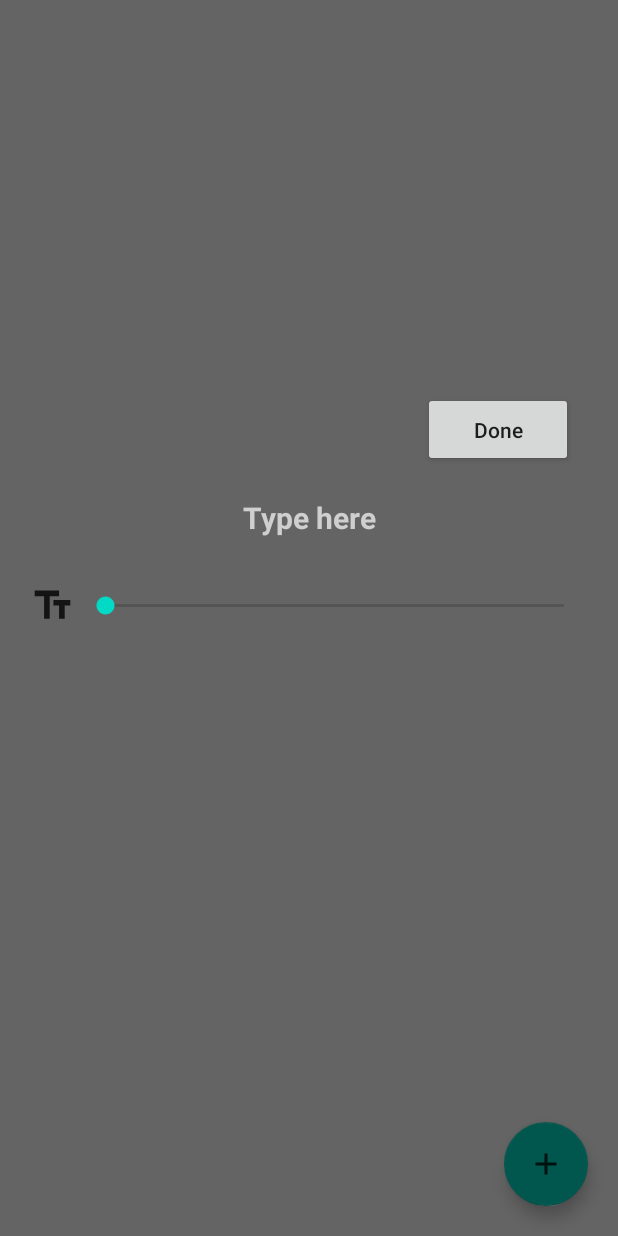
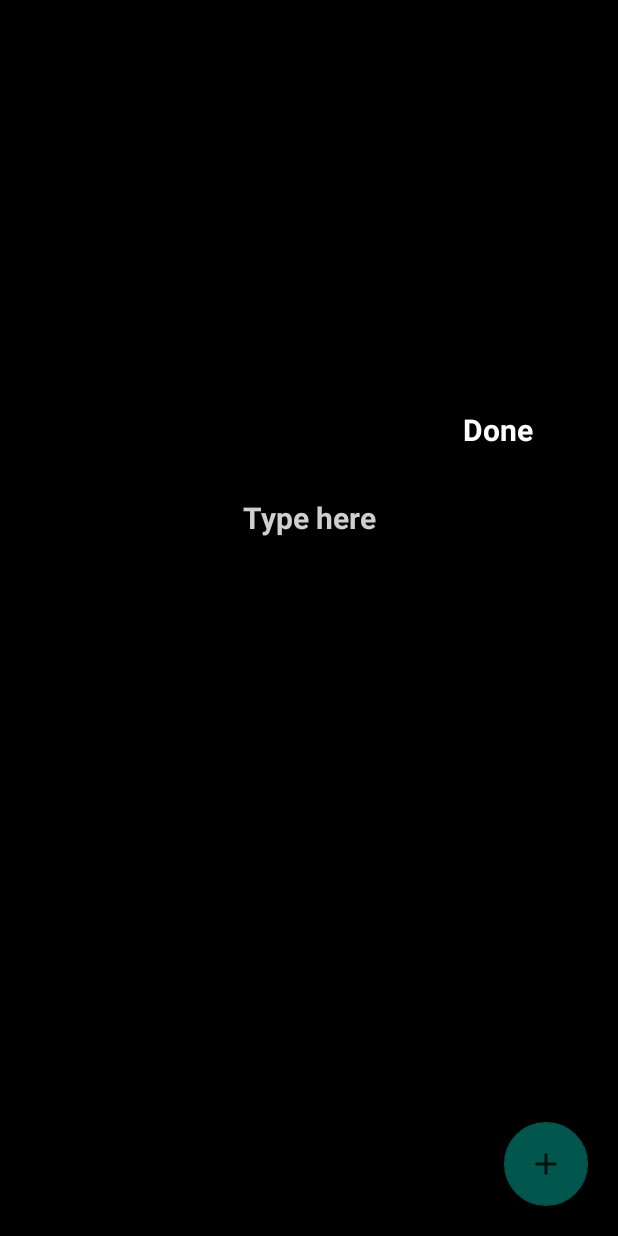
Before and after one commit to rdhanasekaran-dev/thamili-memes, an Android app: the TextViewOnImageFragment screen opened through its navigation route, after a tap on an icon or button, on a phone screen of 412 x 824 dp. Run offline under Robolectric (Android 15) with nearby library versions, the phone set to English and light mode, and no system bars; our stand-ins replace data binding; libraries missing offline, so code that uses them is left out: com.theartofdev.edmodo; 10 statements that could not run were skipped.

```diff
--- a/app/src/main/AndroidManifest.xml
+++ b/app/src/main/AndroidManifest.xml
@@ -14,17 +14,19 @@
         android:roundIcon="@mipmap/ic_launcher_round"
         android:supportsRtl="true"
         android:theme="@style/AppTheme">
-        <activity android:name=".activities.imageEdit.ImageEditActivity"/>
+        <activity android:name=".activities.createMeme.CreateMemeActivity"></activity>
+        <activity android:name=".activities.imageEdit.CreateMemeActivity" />
+        <activity android:name=".activities.imageEdit.ImageEditActivity" />
         <activity android:name=".activities.MainActivity">
             <intent-filter>
                 <action android:name="android.intent.action.MAIN" />
 
                 <category android:name="android.intent.category.LAUNCHER" />
             </intent-filter>
-        </activity>
-        <!--Image cropper activity-->
-        <activity android:name="com.theartofdev.edmodo.cropper.CropImageActivity"
-            android:theme="@style/CropTheme"/>
+        </activity> <!-- Image cropper activity -->
+        <activity
+            android:name="com.theartofdev.edmodo.cropper.CropImageActivity"
+            android:theme="@style/CropTheme" />
     </application>
 
 </manifest>
--- a/app/src/main/java/com/dogood/thamizhimemes/fragments/imageEditFragments/TextViewOnImageFragment.kt
+++ b/app/src/main/java/com/dogood/thamizhimemes/fragments/imageEditFragments/TextViewOnImageFragment.kt
@@ -2,17 +2,16 @@ package com.dogood.thamizhimemes.fragments.imageEditFragments
 
 import android.annotation.SuppressLint
 import android.content.Context
+import android.content.res.Resources
 import android.graphics.Bitmap
 import android.graphics.BitmapFactory
 import android.graphics.Color
 import android.graphics.Typeface
 import android.os.Bundle
 import android.util.Base64
+import android.util.DisplayMetrics
+import android.view.*
 import androidx.fragment.app.Fragment
-import android.view.LayoutInflater
-import android.view.MotionEvent
-import android.view.View
-import android.view.ViewGroup
 import android.view.inputmethod.InputMethodManager
 import android.widget.Button
 import android.widget.RelativeLayout
@@ -38,9 +37,7 @@ class TextViewOnImageFragment : Fragment(){
     var y=0
     lateinit var bottomSheetDialog: BottomSheetDialog
     lateinit var bottomSheetView:View
-    lateinit var textsizeChangebar:SeekBar
     lateinit var imm:InputMethodManager
-    var textsizeValue:Int=0
 
     private val viewmodel:TextViewOnImageViewmodel by lazy {
         ViewModelProviders.of(this).get(TextViewOnImageViewmodel::class.java)
@@ -87,6 +84,7 @@ class TextViewOnImageFragment : Fragment(){
         bottomSheetView=LayoutInflater.from(context).inflate(R.layout.textfield_bottom_sheet,bottomSheetContainer,false)
         bottomSheetDialog.setCancelable(false)
         bottomSheetDialog.setContentView(bottomSheetView)
+        bottomSheetView.minimumHeight = Resources.getSystem().displayMetrics.heightPixels
         bottomSheetDialog.show()
         bottomSheetDialog.imageText.postDelayed(Runnable {
             imm=activity!!.getSystemService(Context.INPUT_METHOD_SERVICE) as InputMethodManager
@@ -102,24 +100,6 @@ class TextViewOnImageFragment : Fragment(){
                 createTextView(text)
             }
         }
-        adjustment()
-    }
-
-    fun adjustment(){
-        bottomSheetDialog.textSizeChangeBar.setOnSeekBarChangeListener(object :SeekBar.OnSeekBarChangeListener{
-            override fun onProgressChanged(seekBar: SeekBar?, progress: Int, fromUser: Boolean) {
-                textsizeValue=progress
-            }
-
-            override fun onStartTrackingTouch(seekBar: SeekBar?) {
-
-            }
-
-            override fun onStopTrackingTouch(seekBar: SeekBar?) {
-                bottomSheetDialog.imageText.textSize=textsizeValue.toFloat()
-            }
-
-        })
     }
 
     @SuppressLint("ClickableViewAccessibility")
--- a/app/src/main/res/layout/fragment_text_view_on_image.xml
+++ b/app/src/main/res/layout/fragment_text_view_on_image.xml
@@ -8,6 +8,7 @@
             type="com.dogood.thamizhimemes.viewmodel.imageEdit.TextViewOnImageViewmodel" />
     </data>
     <RelativeLayout
+        android:background="#000000"
         android:id="@+id/rl"
         android:layout_width="match_parent"
         android:layout_height="match_parent"
--- a/app/src/main/res/layout/textfield_bottom_sheet.xml
+++ b/app/src/main/res/layout/textfield_bottom_sheet.xml
@@ -3,24 +3,27 @@
     android:id="@+id/bottomSheetContainer"
     xmlns:android="http://schemas.android.com/apk/res/android"
     android:layout_width="match_parent"
-    android:layout_height="match_parent"
+    android:layout_height="wrap_content"
     android:paddingTop="30dp"
     xmlns:app="http://schemas.android.com/apk/res-auto">
 
     <LinearLayout
         android:layout_marginBottom="20dp"
         android:layout_width="match_parent"
-        android:layout_height="550dp"
+        android:layout_height="wrap_content"
         android:orientation="vertical">
-        <Button
+        <TextView
+            android:textColor="@color/white"
+            android:gravity="center"
+            android:textSize="20sp"
             android:layout_gravity="end"
             android:layout_marginLeft="30dp"
             android:layout_marginRight="30dp"
             android:id="@+id/done"
+            android:textStyle="bold"
             android:layout_width="100dp"
             android:layout_height="50dp"
-            android:text="Done"
-            android:textAllCaps="false"/>
+            android:text="Done"/>
         <com.google.android.material.textfield.TextInputLayout
             android:id="@+id/imageTextLayout"
             android:layout_marginTop="20dp"
@@ -47,33 +50,6 @@
             </com.google.android.material.textfield.TextInputEditText>
         </com.google.android.material.textfield.TextInputLayout>
 
-        <LinearLayout
-            android:layout_width="match_parent"
-            android:layout_height="50dp"
-            android:orientation="horizontal">
-            <ImageView
-                android:layout_marginRight="2dp"
-                android:layout_marginLeft="20dp"
-                android:layout_width="30dp"
-                android:layout_height="30dp"
-                android:layout_gravity="center_vertical"
-                android:src="@drawable/ic_action_textview"/>
-            <SeekBar
-                android:layout_gravity="center_vertical"
-                android:id="@+id/textSizeChangeBar"
-                android:layout_marginRight="20dp"
-                android:layout_marginLeft="2dp"
-                android:layout_width="match_parent"
-                android:layout_height="wrap_content"/>
-        </LinearLayout>
-
-        <LinearLayout
-            android:layout_width="match_parent"
-            android:layout_height="50dp"
-            android:orientation="horizontal">
-
-
-        </LinearLayout>
 
 
     </LinearLayout>
--- a/app/src/main/res/values/strings.xml
+++ b/app/src/main/res/values/strings.xml
@@ -1,5 +1,5 @@
 <resources>
-    <string name="app_name">Thamizhi memes</string>
+    <string name="app_name">Thamizhi memes </string>
     <!-- TODO: Remove or change this placeholder text -->
     <string name="hello_blank_fragment">Hello blank fragment</string>
 </resources>
```
